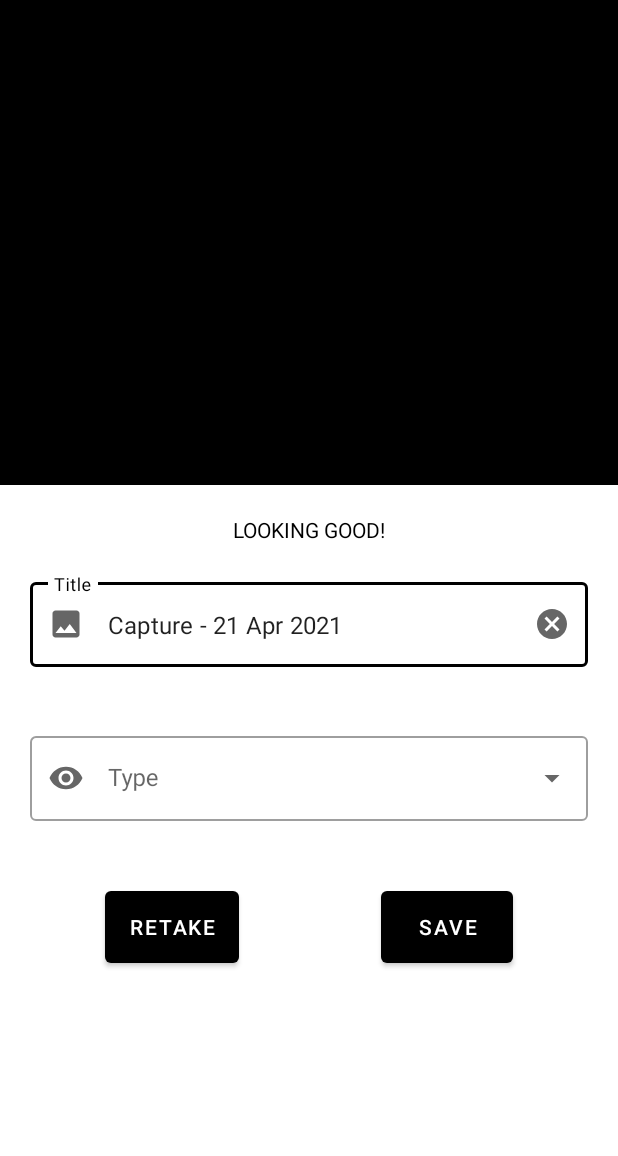
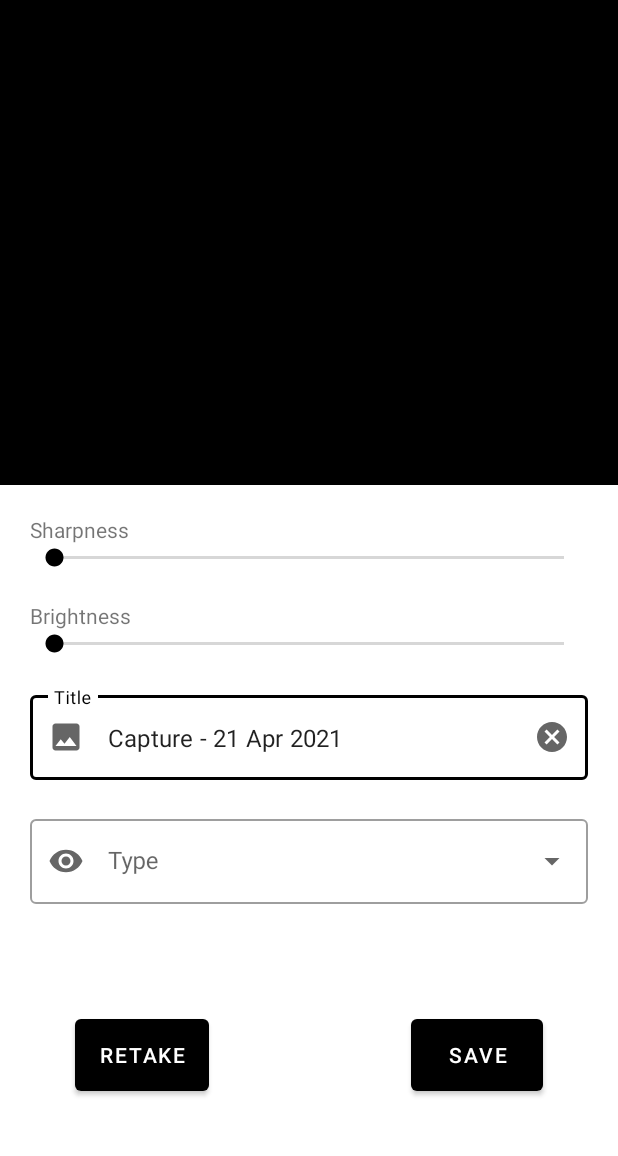
Before and after one commit to manologhernandez/EyePhone_Android, an Android app: the SaveImageActivity screen opened directly, with no data from a screen before it, on a phone screen of 412 x 824 dp, the part 62-1218 px from its top. Run offline under Robolectric (Android 15) with nearby library versions, the phone set to English and light mode, and no system bars; pictures from the network do not load.

Commit message:
Added Sharpness modifier for image

```diff
--- a/app/src/main/res/layout/activity_save_image.xml
+++ b/app/src/main/res/layout/activity_save_image.xml
@@ -20,37 +20,70 @@
     <LinearLayout
         android:id="@+id/cameraToolbar"
         android:layout_width="match_parent"
-        android:layout_height="0dp"
+        android:layout_height="wrap_content"
         android:paddingTop="20dp"
         android:paddingStart="20dp"
         android:paddingEnd="20dp"
         android:gravity="top"
         android:orientation="vertical"
-        app:layout_constraintBottom_toBottomOf="parent"
+
         app:layout_constraintLeft_toLeftOf="parent"
         app:layout_constraintRight_toRightOf="parent"
         app:layout_constraintTop_toBottomOf="@+id/imageView"
         android:background="@color/black"
         android:backgroundTint="@color/white"
         android:backgroundTintMode="src_atop">
-        <com.google.android.material.textview.MaterialTextView
+
+        <LinearLayout
+            android:id="@+id/imageEditingLayout"
             android:layout_width="match_parent"
             android:layout_height="wrap_content"
-            android:layout_marginTop="0dp"
+            android:orientation="vertical"
+            >
+
+            <LinearLayout
+                android:layout_width="match_parent"
+                android:layout_height="wrap_content"
+                android:orientation="vertical"
+                >
+                <TextView
+                    android:layout_width="wrap_content"
+                    android:layout_height="wrap_content"
+                    android:text="Sharpness"/>
+                <SeekBar
+                    android:id="@+id/sharpenSeekbar"
+                    android:layout_width="match_parent"
+                    android:layout_height="wrap_content"
                     android:paddingBottom="20dp"
-            android:text="looking good!"
-            android:textAlignment="center"
-            android:textAllCaps="true"
-            android:textColor="@color/black" />
+                    android:max="200"
+                    />
+            </LinearLayout>
+            <LinearLayout
+                android:layout_width="match_parent"
+                android:layout_height="wrap_content"
+                android:orientation="vertical"
+                >
+                <TextView
+                    android:layout_width="wrap_content"
+                    android:layout_height="wrap_content"
+                    android:text="Brightness"/>
+                <SeekBar
+                    android:id="@+id/brightnessSeekbar"
+                    android:layout_width="match_parent"
+                    android:layout_height="wrap_content"
+                    android:paddingBottom="20dp"
+                    android:max="200"
+                    />
+            </LinearLayout>
+        </LinearLayout>
+
 
         <com.google.android.material.textfield.TextInputLayout
             android:id="@+id/imgTitleContainer"
             android:layout_width="match_parent"
             android:layout_height="wrap_content"
-            android:layout_marginBottom="20dp"
             android:hint="Title"
             app:errorEnabled="true"
-
             app:startIconDrawable="@drawable/ic_baseline_image_24"
             app:endIconMode="clear_text"
             style="@style/Widget.MaterialComponents.TextInputLayout.OutlinedBox">
@@ -68,7 +101,6 @@
             android:layout_width="match_parent"
             android:layout_height="wrap_content"
             app:errorEnabled="true"
-            android:layout_marginBottom="20dp"
             app:startIconDrawable="@drawable/ic_baseline_eye_24"
             android:id="@+id/dropdown">
 
@@ -80,16 +112,18 @@
             />
 
         </com.google.android.material.textfield.TextInputLayout>
-
-
+    </LinearLayout>
     <RelativeLayout
+        android:id="@+id/buttonLayout"
+        app:layout_constraintTop_toBottomOf="@id/cameraToolbar"
+        app:layout_constraintBottom_toBottomOf="parent"
         android:layout_width="match_parent"
         android:layout_height="wrap_content">
         <com.google.android.material.button.MaterialButton
             android:layout_width="wrap_content"
             android:layout_height="60dp"
             android:id="@+id/saveBtn"
-                android:text="save"
+            android:text="Save"
             android:layout_alignParentEnd="true"
             android:layout_marginEnd="50dp"
             />
@@ -104,7 +138,4 @@
 
 
     </RelativeLayout>
-
-
-    </LinearLayout>
 </androidx.constraintlayout.widget.ConstraintLayout>
```
Also changed, not shown: app/src/main/java/com/example/eyephone/SaveImageActivity.kt (+55 -0 lines). Lines whose indentation alone changed are shown as unchanged.
